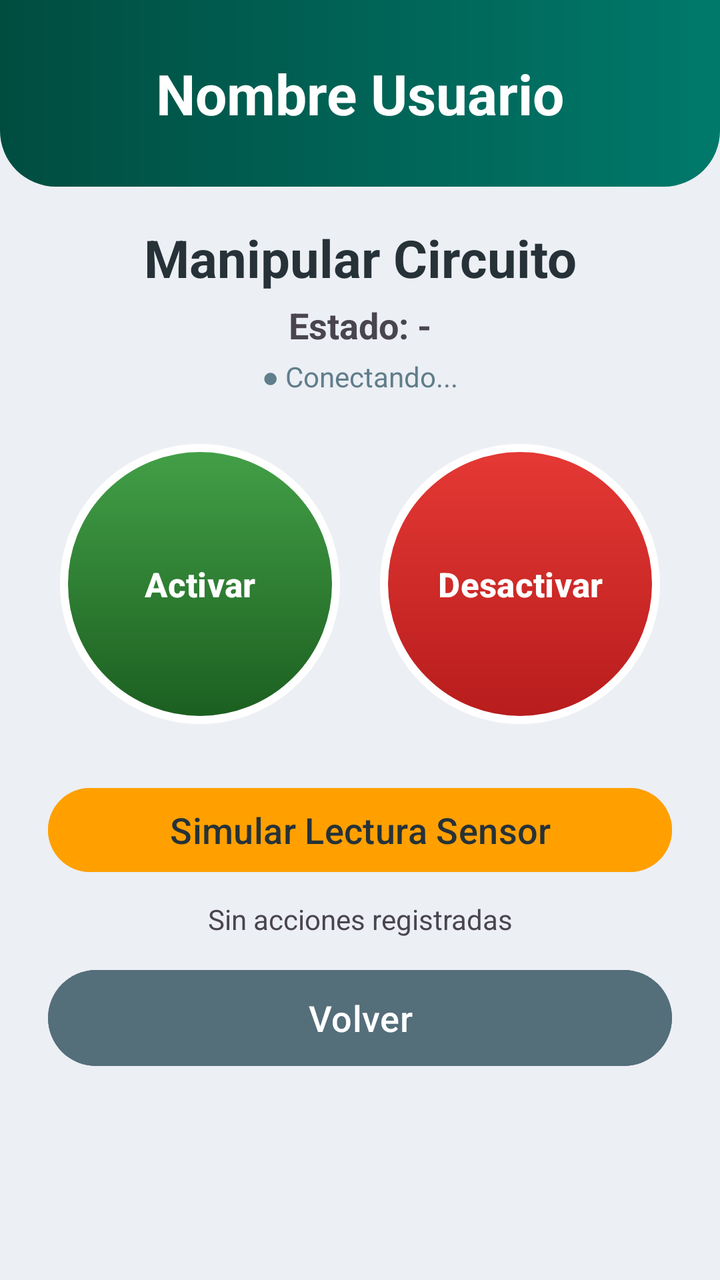
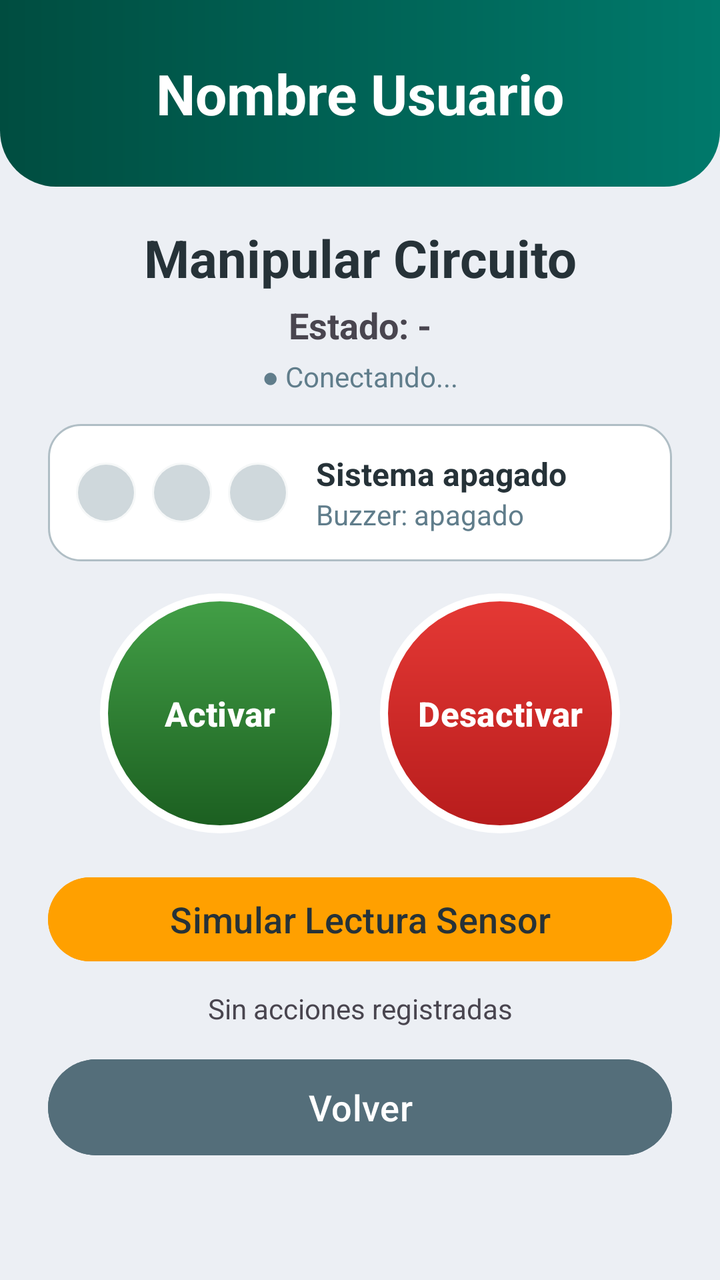

Two renders of the same Android screen: before a commit and after it. Below are the layout's source before the change and the commit's diff.
<!-- AndroidManifest.xml: application theme Theme.App1_Firebase -->
<!-- res/layout/activity_manipular_esp32.xml -->
<?xml version="1.0" encoding="utf-8"?>
<LinearLayout xmlns:android="http://schemas.android.com/apk/res/android"
    xmlns:tools="http://schemas.android.com/tools"
    xmlns:app="http://schemas.android.com/apk/res-auto"
    android:id="@+id/main"
    android:layout_width="match_parent"
    android:layout_height="match_parent"
    android:background="@color/fondo"
    android:gravity="center_horizontal"
    android:orientation="vertical"
    tools:context=".ManipularESP32">

    <TextView
        android:id="@+id/tvusumanipular"
        android:layout_width="match_parent"
        android:layout_height="wrap_content"
        android:background="@drawable/encabezado"
        android:paddingTop="28dp"
        android:paddingBottom="28dp"
        android:gravity="center"
        android:text="Nombre Usuario"
        android:textColor="@color/white"
        android:textSize="28sp"
        android:textStyle="bold" />

    <TextView
        android:id="@+id/tvtitman"
        android:layout_width="match_parent"
        android:layout_height="wrap_content"
        android:layout_marginTop="18dp"
        android:layout_marginBottom="4dp"
        android:gravity="center"
        android:text="Manipular Circuito"
        android:textColor="@color/texto"
        android:textSize="26sp"
        android:textStyle="bold" />

    <TextView
        android:id="@+id/tvestado"
        android:layout_width="wrap_content"
        android:layout_height="wrap_content"
        android:text="Estado: -"
        android:textSize="18sp"
        android:textStyle="bold" />

    <TextView
        android:id="@+id/tvconexion"
        android:layout_width="wrap_content"
        android:layout_height="wrap_content"
        android:layout_marginTop="4dp"
        android:text="● Conectando..."
        android:textColor="@color/texto_suave"
        android:textSize="14sp" />

    <LinearLayout
        android:layout_width="wrap_content"
        android:layout_height="wrap_content"
        android:layout_marginTop="24dp"
        android:orientation="horizontal">

        <Button
            android:id="@+id/btnon"
            android:layout_width="140dp"
            android:layout_height="140dp"
            android:layout_marginHorizontal="10dp"
            android:padding="0dp"
            android:background="@drawable/circulo_activar"
            android:text="Activar"
            android:textAllCaps="false"
            android:textColor="@color/white"
            android:textSize="17sp"
            android:textStyle="bold"
            app:backgroundTint="@null" />

        <Button
            android:id="@+id/btnoff"
            android:layout_width="140dp"
            android:layout_height="140dp"
            android:layout_marginHorizontal="10dp"
            android:padding="0dp"
            android:background="@drawable/circulo_desactivar"
            android:text="Desactivar"
            android:textAllCaps="false"
            android:textColor="@color/white"
            android:textSize="17sp"
            android:textStyle="bold"
            app:backgroundTint="@null" />
    </LinearLayout>

    <Button
        android:id="@+id/btnsensor"
        android:layout_width="match_parent"
        android:layout_height="50dp"
        android:layout_marginHorizontal="24dp"
        android:layout_marginTop="28dp"
        android:backgroundTint="@color/acento"
        android:text="Simular Lectura Sensor"
        android:textAllCaps="false"
        android:textColor="@color/texto"
        android:textSize="18sp"
        app:cornerRadius="28dp" />

    <TextView
        android:id="@+id/tvultimo"
        android:layout_width="match_parent"
        android:layout_height="wrap_content"
        android:layout_marginHorizontal="24dp"
        android:layout_marginTop="10dp"
        android:gravity="center"
        android:text="Sin acciones registradas"
        android:textSize="14sp" />

    <Button
        android:id="@+id/btnvolman"
        android:layout_width="match_parent"
        android:layout_height="56dp"
        android:layout_marginHorizontal="24dp"
        android:layout_marginTop="12dp"
        android:backgroundTint="@color/volver"
        android:text="Volver"
        android:textAllCaps="false"
        android:textColor="@color/white"
        android:textSize="18sp"
        app:cornerRadius="28dp" />

</LinearLayout>
<!-- resources referenced by this layout -->
<resources>
  <color name="acento">#FFFFA000</color>
  <color name="fondo">#FFECEFF4</color>
  <color name="texto">#FF263238</color>
  <color name="texto_suave">#FF607D8B</color>
  <color name="volver">#FF546E7A</color>
  <color name="white">#FFFFFFFF</color>
  <!-- drawable circulo_activar (drawable) -->
  <?xml version="1.0" encoding="utf-8"?>
  <shape xmlns:android="http://schemas.android.com/apk/res/android" android:shape="oval">
      <gradient android:startColor="#FF43A047" android:endColor="#FF1B5E20" android:angle="270" />
      <stroke android:width="4dp" android:color="@color/white" />
  </shape>
  <!-- drawable circulo_desactivar (drawable) -->
  <?xml version="1.0" encoding="utf-8"?>
  <shape xmlns:android="http://schemas.android.com/apk/res/android" android:shape="oval">
      <gradient android:startColor="#FFE53935" android:endColor="#FFB71C1C" android:angle="270" />
      <stroke android:width="4dp" android:color="@color/white" />
  </shape>
  <!-- drawable encabezado (drawable) -->
  <?xml version="1.0" encoding="utf-8"?>
  <shape xmlns:android="http://schemas.android.com/apk/res/android" android:shape="rectangle">
      <gradient android:startColor="@color/primario_oscuro" android:endColor="@color/primario" android:angle="0" />
      <corners android:bottomLeftRadius="28dp" android:bottomRightRadius="28dp" />
  </shape>
  <style name="Theme.App1_Firebase" parent="Base.Theme.App1_Firebase" />
  <color name="primario_oscuro">#FF004D40</color>
  <color name="primario">#FF00796B</color>
  <style name="Base.Theme.App1_Firebase" parent="Theme.Material3.Light.NoActionBar">
          <item name="colorPrimary">@color/primario</item>
          <item name="android:windowBackground">@color/fondo</item>
      </style>
</resources>

<!-- the commit's change to res/layout/activity_manipular_esp32.xml (unified diff, before → after) -->
@@ -53,15 +53,74 @@
         android:textSize="14sp" />
 
     <LinearLayout
+        android:layout_width="match_parent"
+        android:layout_height="wrap_content"
+        android:layout_marginHorizontal="24dp"
+        android:layout_marginTop="14dp"
+        android:background="@drawable/tarjeta"
+        android:gravity="center_vertical"
+        android:orientation="horizontal"
+        android:padding="14dp">
+
+        <View
+            android:id="@+id/ledverde"
+            android:layout_width="30dp"
+            android:layout_height="30dp"
+            android:background="@drawable/led"
+            android:backgroundTint="@color/led_apagado" />
+
+        <View
+            android:id="@+id/ledamarillo"
+            android:layout_width="30dp"
+            android:layout_height="30dp"
+            android:layout_marginStart="8dp"
+            android:background="@drawable/led"
+            android:backgroundTint="@color/led_apagado" />
+
+        <View
+            android:id="@+id/ledrojo"
+            android:layout_width="30dp"
+            android:layout_height="30dp"
+            android:layout_marginStart="8dp"
+            android:background="@drawable/led"
+            android:backgroundTint="@color/led_apagado" />
+
+        <LinearLayout
+            android:layout_width="0dp"
+            android:layout_height="wrap_content"
+            android:layout_marginStart="14dp"
+            android:layout_weight="1"
+            android:orientation="vertical">
+
+            <TextView
+                android:id="@+id/tvzona"
+                android:layout_width="wrap_content"
+                android:layout_height="wrap_content"
+                android:text="Sistema apagado"
+                android:textColor="@color/texto"
+                android:textSize="16sp"
+                android:textStyle="bold" />
+
+            <TextView
+                android:id="@+id/tvbuzzer"
+                android:layout_width="wrap_content"
+                android:layout_height="wrap_content"
+                android:text="Buzzer: apagado"
+                android:textColor="@color/texto_suave"
+                android:textSize="14sp" />
+        </LinearLayout>
+    </LinearLayout>
+
+    <LinearLayout
         android:layout_width="wrap_content"
         android:layout_height="wrap_content"
-        android:layout_marginTop="24dp"
+        android:layout_marginTop="16dp"
         android:orientation="horizontal">
 
         <Button
             android:id="@+id/btnon"
-            android:layout_width="140dp"
-            android:layout_height="140dp"
+            android:layout_width="120dp"
+            android:layout_height="120dp"
             android:layout_marginHorizontal="10dp"
             android:padding="0dp"
             android:background="@drawable/circulo_activar"
@@ -74,8 +133,8 @@
 
         <Button
             android:id="@+id/btnoff"
-            android:layout_width="140dp"
-            android:layout_height="140dp"
+            android:layout_width="120dp"
+            android:layout_height="120dp"
             android:layout_marginHorizontal="10dp"
             android:padding="0dp"
             android:background="@drawable/circulo_desactivar"
@@ -92,7 +151,7 @@
         android:layout_width="match_parent"
         android:layout_height="50dp"
         android:layout_marginHorizontal="24dp"
-        android:layout_marginTop="28dp"
+        android:layout_marginTop="18dp"
         android:backgroundTint="@color/acento"
         android:text="Simular Lectura Sensor"
         android:textAllCaps="false"
<!-- resource entries referenced after the edit -->
@@ -2,6 +2,7 @@
 <resources>
   <color name="acento">#FFFFA000</color>
   <color name="fondo">#FFECEFF4</color>
+  <color name="led_apagado">#FFCFD8DC</color>
   <color name="texto">#FF263238</color>
   <color name="texto_suave">#FF607D8B</color>
   <color name="volver">#FF546E7A</color>
@@ -24,9 +25,23 @@
       <gradient android:startColor="@color/primario_oscuro" android:endColor="@color/primario" android:angle="0" />
       <corners android:bottomLeftRadius="28dp" android:bottomRightRadius="28dp" />
   </shape>
+  <!-- drawable led (drawable) -->
+  <?xml version="1.0" encoding="utf-8"?>
+  <shape xmlns:android="http://schemas.android.com/apk/res/android" android:shape="oval">
+      <solid android:color="@color/white" />
+      <stroke android:width="2dp" android:color="#33000000" />
+  </shape>
+  <!-- drawable tarjeta (drawable) -->
+  <?xml version="1.0" encoding="utf-8"?>
+  <shape xmlns:android="http://schemas.android.com/apk/res/android" android:shape="rectangle">
+      <solid android:color="@color/white" />
+      <stroke android:width="1dp" android:color="@color/borde" />
+      <corners android:radius="16dp" />
+  </shape>
   <style name="Theme.App1_Firebase" parent="Base.Theme.App1_Firebase" />
   <color name="primario_oscuro">#FF004D40</color>
   <color name="primario">#FF00796B</color>
+  <color name="borde">#FFB0BEC5</color>
   <style name="Base.Theme.App1_Firebase" parent="Theme.Material3.Light.NoActionBar">
           <item name="colorPrimary">@color/primario</item>
           <item name="android:windowBackground">@color/fondo</item>
